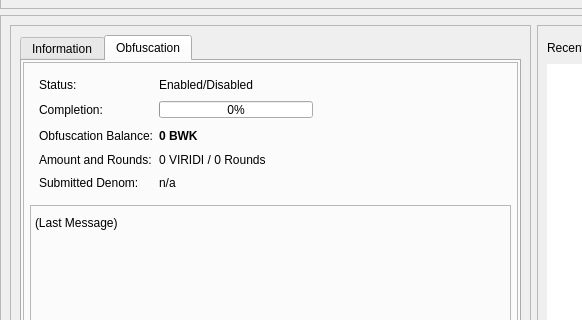
This is src/qt/forms/overviewpage.ui in BitFriday/vidividi as Qt 5 draws it before an edit; both pictures show x 0 to 582 and y 237 to 557 of the 1067 by 650 pixel window. The edited form follows.
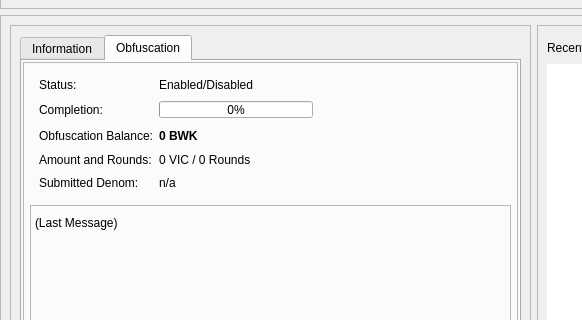
This is the edited form. The open tabs and pages were chosen to show the change.

Diff of the .ui file:
```diff
--- a/src/qt/forms/overviewpage.ui
+++ b/src/qt/forms/overviewpage.ui
@@ -1056,7 +1056,7 @@
                        <item row="3" column="1">
                         <widget class="QLabel" name="labelAmountRounds">
                          <property name="text">
-                          <string>0 VIRIDI / 0 Rounds</string>
+                          <string>0 VIC / 0 Rounds</string>
                          </property>
                         </widget>
                        </item>
```
